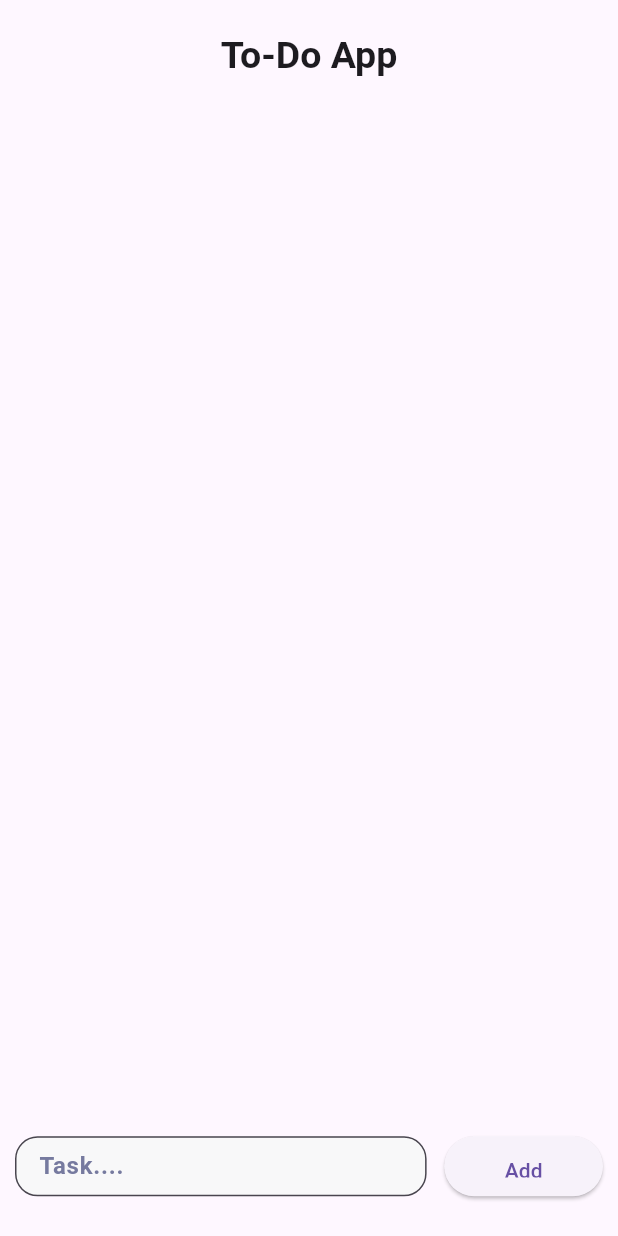
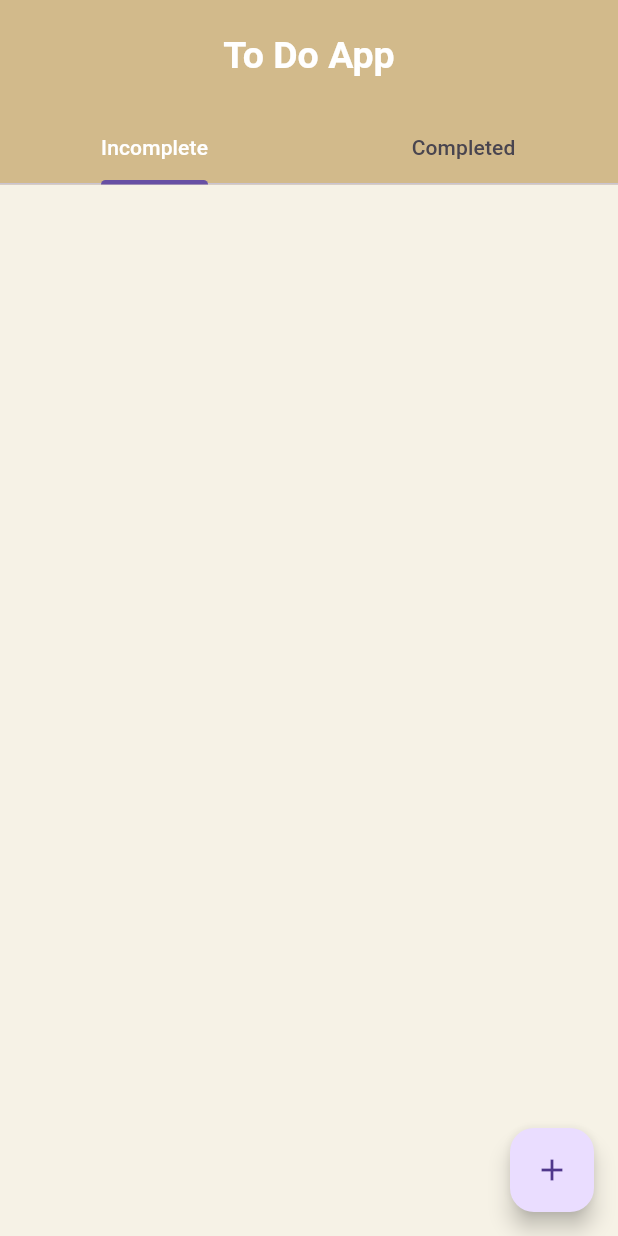
Before and after one commit to Ragunath041/todo-app, a Flutter app: the screen it shows after launch, on a phone screen of 412 x 824 dp. Run offline on Flutter 3.47's test engine with Material 3 defaults, Android fonts, the phone set to English and light mode, and no system bars.

Commit message:
Changed UI

```diff
--- a/lib/main.dart
+++ b/lib/main.dart
@@ -5,7 +5,6 @@ void main() {
 }
 
 class MyApp extends StatelessWidget {
-  // ignore: use_key_in_widget_constructors
   const MyApp({Key? key});
 
   @override
@@ -49,26 +48,11 @@ class _HomeScreenState extends State<HomeScreen> {
     });
   }
 
-  // addList() {
-  //   if (singleValue.isNotEmpty) {
-  //     setState(() {
-  //       todoList.add({"value": singleValue, "completed": false});
-  //       textController.clear();
-  //     });
-  //   } else {
-  //     ScaffoldMessenger.of(context).showSnackBar(
-  //       const SnackBar(
-  //         content: Text('Your Task is Empty, Please Enter the Tasks......'),
-  //       ),
-  //     );
-  //   }
-  // }
-
   addList() {
     if (singleValue.isNotEmpty) {
       setState(() {
         todoList.add({"value": singleValue, "completed": false});
-      textController.clear();  // Clear the input field after adding the task
+        textController.clear();
       });
     } else {
       ScaffoldMessenger.of(context).showSnackBar(
@@ -79,13 +63,141 @@ class _HomeScreenState extends State<HomeScreen> {
     }
   }
 
-
   completeTask(index) {
     setState(() {
       todoList[index]['completed'] = true;
       completedList.add(todoList[index]);
       todoList.removeAt(index);
     });
+  }
+
+  @override
+  Widget build(BuildContext context) {
+    return DefaultTabController(
+      length: 2,
+      child: Scaffold(
+        appBar: AppBar(
+          title: const Text(
+            "To Do App",
+            style: TextStyle(
+              fontWeight: FontWeight.bold,
+              fontSize: 25,
+              color: Colors.white,
+            ),
+          ),
+          centerTitle: true,
+          backgroundColor: const Color.fromARGB(255, 210, 186, 139),
+          toolbarHeight: 75,
+          bottom: const TabBar(
+            labelColor: Colors.white, // Set the label (text) color
+            tabs: [
+              Tab(text: 'Incomplete'),
+              Tab(text: 'Completed'),
+            ],
+          ),
+        ),
+        backgroundColor: const Color.fromARGB(255, 246, 242, 230),
+
+        body: TabBarView(
+          children: [
+            buildTaskList(todoList),
+            buildTaskList(completedList, isCompleted: true),
+          ],
+        ),
+        floatingActionButton: FloatingActionButton(
+          onPressed: () {
+            showDialog(
+              context: context,
+              builder: (context) {
+                return AlertDialog(
+                  title: const Text('Add a new task'),
+                  content: TextField(
+                    controller: textController,
+                    onChanged: (content) {
+                      addString(content);
+                    },
+                  ),
+                  actions: [
+                    TextButton(
+                      onPressed: () {
+                        Navigator.of(context).pop();
+                      },
+                      child: const Text('Cancel'),
+                    ),
+                    TextButton(
+                      onPressed: () {
+                        addList();
+                        Navigator.of(context).pop();
+                      },
+                      child: const Text('Add'),
+                    ),
+                  ],
+                );
+              },
+            );
+          },
+          child: const Icon(Icons.add),
+        ),
+      ),
+    );
+  }
+
+  Widget buildTaskList(List<Map<String, dynamic>> taskList, {bool isCompleted = false}) {
+    return ListView.builder(
+      itemCount: taskList.length,
+      itemBuilder: (context, index) {
+        return buildTaskCard(index, taskList, isCompleted: isCompleted);
+      },
+    );
+  }
+
+  Widget buildTaskCard(int index, List<Map<String, dynamic>> taskList, {bool isCompleted = false}) {
+    return Card(
+      color: isCompleted ? const Color.fromARGB(255, 190, 255, 224) : const Color(0xFFFAEED1),
+      margin: const EdgeInsets.only(bottom: 20),
+      child: ListTile(
+        contentPadding: const EdgeInsets.all(20),
+        title: Row(
+          children: [
+            Checkbox(
+              value: taskList[index]['completed'],
+              onChanged: (value) {
+                if (isCompleted) {
+                  setState(() {
+                    taskList[index]['completed'] = false;
+                    todoList.add(taskList[index]);
+                    completedList.removeAt(index);
+                  });
+                } else {
+                  completeTask(index);
+                }
+              },
+            ),
+            Expanded(
+              child: Text(
+                taskList[index]['value'].toString(),
+                style: TextStyle(
+                  color: isCompleted ? const Color.fromARGB(255, 16, 1, 1) : const Color.fromARGB(255, 1, 13, 13),
+                  fontWeight: FontWeight.bold,
+                  decoration: isCompleted ? TextDecoration.lineThrough : TextDecoration.none,
+                ),
+              ),
+            ),
+          ],
+        ),
+        trailing: isCompleted
+            ? IconButton(
+                onPressed: () {
+                  deleteItem(index, true);
+                },
+                icon: const Icon(
+                  Icons.delete,
+                  color: Color.fromARGB(255, 255, 123, 114),
+                ),
+              )
+            : null,
+      ),
+    );
   }
 
   deleteItem(index, isCompleted) {
@@ -97,167 +209,11 @@ class _HomeScreenState extends State<HomeScreen> {
       }
     });
   }
-
-  @override
-  Widget build(BuildContext context) {
-    return Scaffold(
-      appBar: AppBar(
-        title: const Text(
-          "To-Do App",
-          style: TextStyle(
-            fontWeight: FontWeight.bold,
-            fontSize: 25,
-          ),
-        ),
-        centerTitle: true,
-        toolbarHeight: 75,
-      ),
-      body: Container(
-        margin: const EdgeInsets.all(10),
-        child: Column(
-          children: [
-            Expanded(
-              flex: 90,
-              child: ListView.builder(
-                itemCount: todoList.length + completedList.length,
-                itemBuilder: (context, index) {
-                  if (index < todoList.length) {
-                    return buildTaskCard(index, todoList);
-                  } else {
-                    return buildTaskCard(index - todoList.length, completedList, isCompleted: true);
-                  }
-                },
-              ),
-            ),
-            Expanded(
-              flex: 10,
-              child: Row(
-                children: [
-                  Expanded(
-                    flex: 70,
-                    child: SizedBox(
-                      height: 40,
-                      child: TextFormField(
-                        controller: textController,
-                        onChanged: (content) {
-                          addString(content);
-                        },
-                        decoration: InputDecoration(
-                          border: OutlineInputBorder(
-                            borderRadius: BorderRadius.circular(15),
-                          ),
-                          fillColor: const Color.fromARGB(255, 248, 248, 249),
-                          filled: true,
-                          labelText: 'Task....',
-                          labelStyle: const TextStyle(
-                            color: Color.fromARGB(255, 118, 122, 159),
-                            fontWeight: FontWeight.bold,
-                          ),
-                        ),
-                      ),
-                    ),
-                  ),
-                  const Expanded(
-                    flex: 3,
-                    child: SizedBox(
-                      width: 5,
-                    ),
-                  ),
-                  Expanded(
-                    flex: 27,
-                    child: ElevatedButton(
-                      onPressed: () {
-                        addList();
-                      },
-                      child: Container(
-                        height: 15,
-                        width: double.infinity,
-                        alignment: Alignment.center,
-                        child: const Text("Add"),
-                      ),
-                    ),
-                  ),
-                ],
-              ),
-            ),
-          ],
-        ),
-      ),
-    );
 }
 
-  Widget buildTaskCard(int index, List<Map<String, dynamic>> taskList, {bool isCompleted = false}) {
-    return Card(
-      shape: RoundedRectangleBorder(
-        borderRadius: BorderRadius.circular(5),
-      ),
-      color: isCompleted ? Colors.greenAccent : const Color.fromARGB(255, 216, 229, 243),
-      child: SizedBox(
-        height: 50,
-        width: double.infinity,
-        child: Container(
-          margin: const EdgeInsets.only(left: 20),
-          alignment: Alignment.center,
-          padding: const EdgeInsets.all(10),
-          child: Row(
-            children: [
-              Expanded(
-                flex: 10,
-                child: Checkbox(
-                  value: taskList[index]['completed'],
-                  onChanged: (value) {
-                    if (isCompleted) {
-                      // Handle unchecking completed tasks (move back to todoList)
-                      setState(() {
-                        taskList[index]['completed'] = false;
-                        todoList.add(taskList[index]);
-                        completedList.removeAt(index);
-                      });
-                    } else {
-                      // Handle checking todo tasks (move to completedList)
-                      completeTask(index);
-                    }
-                  },
-                ),
-              ),
-              Expanded(
-                flex: 70,
-                child: Text(
-                  taskList[index]['value'].toString(),
-                  style: TextStyle(
-                    color: isCompleted ? Colors.white : const Color.fromARGB(255, 37, 95, 243),
-                    fontWeight: FontWeight.bold,
-                    decoration: isCompleted ? TextDecoration.lineThrough : TextDecoration.none,
-                  ),
-                ),
-              ),
-              Expanded(
-                flex: 20,
-                child: CircleAvatar(
-                  radius: 30,
-                  backgroundColor: isCompleted ? Colors.white : const Color.fromARGB(255, 226, 9, 9),
-                  child: TextButton(
-                    onPressed: () {
-                      if (isCompleted) {
-                        deleteItem(index, true);
-                      } else {
-                        completeTask(index);
-                      }
-                    },
-                    child: const Align(
-                      alignment: Alignment.center,
-                      child: Icon(
-                        Icons.check,
-                        color: Colors.green,
-                      ),
-                    ),
-                  ),
-                ),
-              ),
-            ],
-          ),
-        ),
-      ),
-    );
-  }
-}
+
+
+// #C4DFDF
+// #D2E9E9
+// #E3F4F4
+// #F8F6F4
```
Also changed, not shown: 1 other file. Lines whose indentation alone changed are shown as unchanged.
